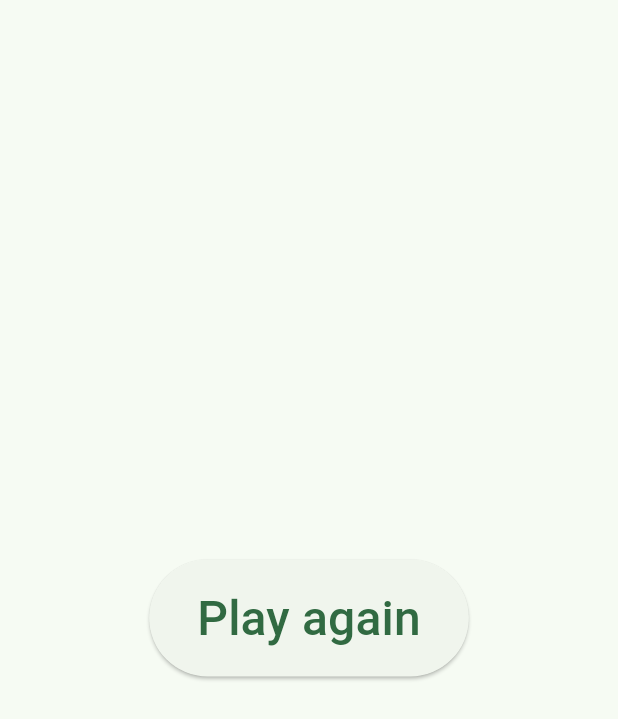
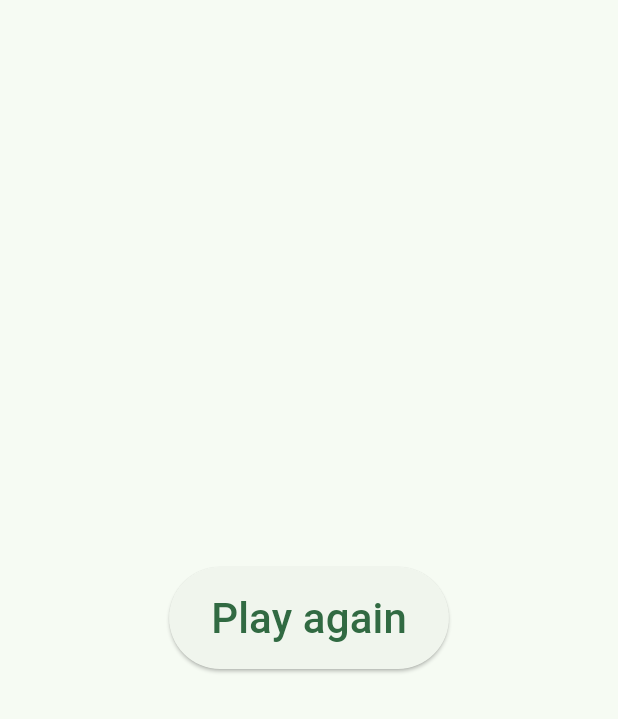
Before and after one commit to adil192/ricochlime, a Flutter app: the _GameOverButton widget shown alone on an empty page, opened directly, on a phone screen of 412 x 824 dp. Shown: the top 719 px of the screen. Run offline on Flutter 3.47's test engine with Material 2 defaults, Android fonts, the phone set to English and light mode, and no system bars; our stand-ins replace font_awesome_flutter, go_router, google_fonts, google_mobile_ads, shared_preferences; missing offline and left inert: app_tracking_transparency, flame, flame_forge2d, forge2d; accounts and stored records are empty; generated files the repository leaves out were written again; Roboto replaces fonts that are missing (Atkinson Hyperlegible, Silkscreen).

Commit message:
fix: prevent game over dialog text overflowing

```diff
--- a/lib/pages/game_over.dart
+++ b/lib/pages/game_over.dart
@@ -68,21 +68,26 @@ class _GameOverButton extends StatelessWidget {
 
   @override
   Widget build(BuildContext context) {
+    const double buttonSize = 28;
     return Center(
       child: ElevatedButton(
         onPressed: onPressed,
         style: ButtonStyle(
           padding: MaterialStateProperty.all(
             const EdgeInsets.symmetric(
-              horizontal: 32,
-              vertical: 16,
+              horizontal: buttonSize,
+              vertical: buttonSize / 2,
             ),
           ),
         ),
-        child: Text(
-          text,
-          style: const TextStyle(
-            fontSize: 32,
+        child: FittedBox(
+          fit: BoxFit.scaleDown,
+          child: Text(
+            text,
+            softWrap: false,
+            style: const TextStyle(
+              fontSize: buttonSize,
+            ),
           ),
         ),
       ),
```
